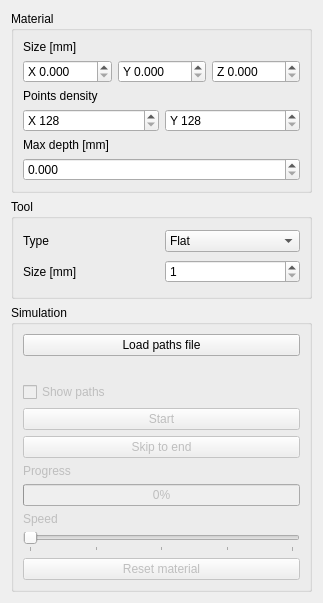
The window that Controls/Modules/CNCRouterModule/cncroutermodule.ui (VenMolom/GeometricModeling) describes before a commit, drawn with Qt 5.
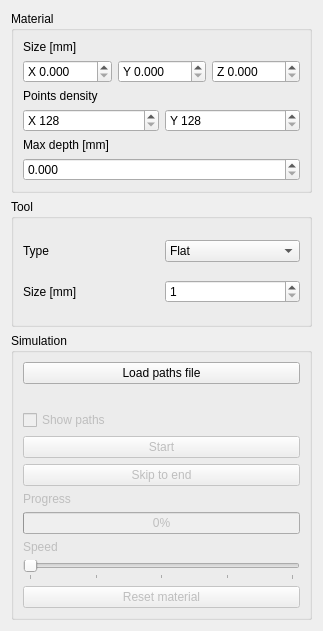
The same window after the commit.

Commit message: connect GUI values to backing class

```diff
--- a/Controls/Modules/CNCRouterModule/cncroutermodule.ui
+++ b/Controls/Modules/CNCRouterModule/cncroutermodule.ui
@@ -7,7 +7,7 @@
     <x>0</x>
     <y>0</y>
     <width>300</width>
-    <height>603</height>
+    <height>631</height>
    </rect>
   </property>
   <property name="windowTitle">
```
Left out of the diff: 2 changed lines with no effect on the pictures. The commit also changes 4 other files.
